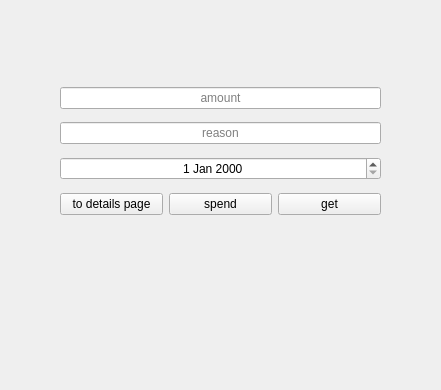
Before: the Qt Designer form ui/app.ui in AlwaysBeCalm/my_wallet, drawn with Qt 5.
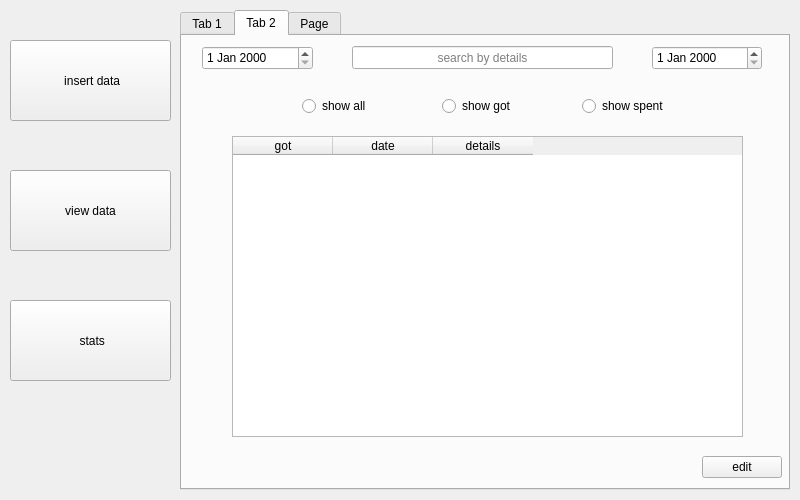
After: the same form once the commit is applied. The open tabs and pages were chosen to show the change. Icons and pictures are not drawn.

```diff
--- a/ui/app.ui
+++ b/ui/app.ui
@@ -6,20 +6,57 @@
    <rect>
     <x>0</x>
     <y>0</y>
-    <width>441</width>
-    <height>390</height>
+    <width>800</width>
+    <height>500</height>
    </rect>
   </property>
+  <property name="minimumSize">
+   <size>
+    <width>800</width>
+    <height>500</height>
+   </size>
+  </property>
+  <property name="maximumSize">
+   <size>
+    <width>800</width>
+    <height>500</height>
+   </size>
+  </property>
   <property name="windowTitle">
    <string>Form</string>
   </property>
+  <widget class="QTabWidget" name="tabWidget">
+   <property name="geometry">
+    <rect>
+     <x>180</x>
+     <y>10</y>
+     <width>610</width>
+     <height>480</height>
+    </rect>
+   </property>
+   <property name="autoFillBackground">
+    <bool>true</bool>
+   </property>
+   <property name="tabShape">
+    <enum>QTabWidget::Rounded</enum>
+   </property>
+   <property name="currentIndex">
+    <number>0</number>
+   </property>
+   <property name="elideMode">
+    <enum>Qt::ElideNone</enum>
+   </property>
+   <widget class="QWidget" name="tab">
+    <attribute name="title">
+     <string>Tab 1</string>
+    </attribute>
   <widget class="QWidget" name="verticalLayoutWidget">
    <property name="geometry">
     <rect>
-     <x>60</x>
-     <y>80</y>
+       <x>150</x>
+       <y>110</y>
      <width>321</width>
-     <height>144</height>
+       <height>150</height>
     </rect>
    </property>
    <layout class="QVBoxLayout" name="verticalLayout">
@@ -55,13 +92,6 @@
     </item>
     <item>
      <layout class="QHBoxLayout" name="horizontalLayout">
-      <item>
-       <widget class="QPushButton" name="details">
-        <property name="text">
-         <string>to details page</string>
-        </property>
-       </widget>
-      </item>
       <item>
        <widget class="QPushButton" name="spend">
         <property name="text">
@@ -81,6 +111,243 @@
    </layout>
   </widget>
  </widget>
- <resources/>
+   <widget class="QWidget" name="tab_2">
+    <attribute name="title">
+     <string>Tab 2</string>
+    </attribute>
+    <widget class="QRadioButton" name="got">
+     <property name="geometry">
+      <rect>
+       <x>260</x>
+       <y>60</y>
+       <width>100</width>
+       <height>20</height>
+      </rect>
+     </property>
+     <property name="text">
+      <string>show got</string>
+     </property>
+    </widget>
+    <widget class="QPushButton" name="edit">
+     <property name="geometry">
+      <rect>
+       <x>520</x>
+       <y>420</y>
+       <width>80</width>
+       <height>22</height>
+      </rect>
+     </property>
+     <property name="text">
+      <string>edit</string>
+     </property>
+    </widget>
+    <widget class="QTableWidget" name="data_table">
+     <property name="geometry">
+      <rect>
+       <x>50</x>
+       <y>100</y>
+       <width>511</width>
+       <height>301</height>
+      </rect>
+     </property>
+     <property name="lineWidth">
+      <number>10</number>
+     </property>
+     <property name="midLineWidth">
+      <number>5</number>
+     </property>
+     <property name="textElideMode">
+      <enum>Qt::ElideLeft</enum>
+     </property>
+     <property name="showGrid">
+      <bool>true</bool>
+     </property>
+     <property name="gridStyle">
+      <enum>Qt::DashLine</enum>
+     </property>
+     <property name="sortingEnabled">
+      <bool>true</bool>
+     </property>
+     <property name="columnCount">
+      <number>3</number>
+     </property>
+     <attribute name="horizontalHeaderCascadingSectionResizes">
+      <bool>false</bool>
+     </attribute>
+     <attribute name="verticalHeaderCascadingSectionResizes">
+      <bool>false</bool>
+     </attribute>
+     <column>
+      <property name="text">
+       <string>got</string>
+      </property>
+      <property name="font">
+       <font>
+        <pointsize>9</pointsize>
+       </font>
+      </property>
+      <property name="textAlignment">
+       <set>AlignCenter</set>
+      </property>
+     </column>
+     <column>
+      <property name="text">
+       <string>date</string>
+      </property>
+      <property name="textAlignment">
+       <set>AlignCenter</set>
+      </property>
+     </column>
+     <column>
+      <property name="text">
+       <string>details</string>
+      </property>
+      <property name="textAlignment">
+       <set>AlignCenter</set>
+      </property>
+     </column>
+    </widget>
+    <widget class="QRadioButton" name="all">
+     <property name="geometry">
+      <rect>
+       <x>120</x>
+       <y>60</y>
+       <width>100</width>
+       <height>20</height>
+      </rect>
+     </property>
+     <property name="text">
+      <string>show all</string>
+     </property>
+    </widget>
+    <widget class="QRadioButton" name="spent">
+     <property name="geometry">
+      <rect>
+       <x>400</x>
+       <y>60</y>
+       <width>100</width>
+       <height>20</height>
+      </rect>
+     </property>
+     <property name="text">
+      <string>show spent</string>
+     </property>
+    </widget>
+    <widget class="QDateEdit" name="max_date">
+     <property name="geometry">
+      <rect>
+       <x>20</x>
+       <y>10</y>
+       <width>111</width>
+       <height>24</height>
+      </rect>
+     </property>
+    </widget>
+    <widget class="QDateEdit" name="min_date">
+     <property name="geometry">
+      <rect>
+       <x>470</x>
+       <y>10</y>
+       <width>110</width>
+       <height>24</height>
+      </rect>
+     </property>
+    </widget>
+    <widget class="QLineEdit" name="byDetails">
+     <property name="geometry">
+      <rect>
+       <x>170</x>
+       <y>10</y>
+       <width>261</width>
+       <height>23</height>
+      </rect>
+     </property>
+     <property name="alignment">
+      <set>Qt::AlignCenter</set>
+     </property>
+     <property name="placeholderText">
+      <string>search by details</string>
+     </property>
+    </widget>
+   </widget>
+   <widget class="QWidget" name="tab_3">
+    <attribute name="title">
+     <string>Page</string>
+    </attribute>
+   </widget>
+  </widget>
+  <widget class="QPushButton" name="insertBtn">
+   <property name="geometry">
+    <rect>
+     <x>10</x>
+     <y>40</y>
+     <width>161</width>
+     <height>81</height>
+    </rect>
+   </property>
+   <property name="text">
+    <string> insert data</string>
+   </property>
+   <property name="icon">
+    <iconset resource="../src/icons.qrc">
+     <normaloff>:/ui/coins.png</normaloff>:/ui/coins.png</iconset>
+   </property>
+   <property name="iconSize">
+    <size>
+     <width>40</width>
+     <height>40</height>
+    </size>
+   </property>
+  </widget>
+  <widget class="QPushButton" name="viewBtn">
+   <property name="geometry">
+    <rect>
+     <x>10</x>
+     <y>170</y>
+     <width>161</width>
+     <height>81</height>
+    </rect>
+   </property>
+   <property name="text">
+    <string>view data</string>
+   </property>
+   <property name="icon">
+    <iconset resource="../src/icons.qrc">
+     <normaloff>:/ui/table.png</normaloff>:/ui/table.png</iconset>
+   </property>
+   <property name="iconSize">
+    <size>
+     <width>40</width>
+     <height>40</height>
+    </size>
+   </property>
+  </widget>
+  <widget class="QPushButton" name="statsBtn">
+   <property name="geometry">
+    <rect>
+     <x>10</x>
+     <y>300</y>
+     <width>161</width>
+     <height>81</height>
+    </rect>
+   </property>
+   <property name="text">
+    <string> stats</string>
+   </property>
+   <property name="icon">
+    <iconset resource="../src/icons.qrc">
+     <normaloff>:/ui/stats.png</normaloff>:/ui/stats.png</iconset>
+   </property>
+   <property name="iconSize">
+    <size>
+     <width>40</width>
+     <height>40</height>
+    </size>
+   </property>
+  </widget>
+ </widget>
+ <resources>
+  <include location="../src/icons.qrc"/>
+ </resources>
  <connections/>
 </ui>
```
Lines whose indentation alone changed are shown as unchanged.
